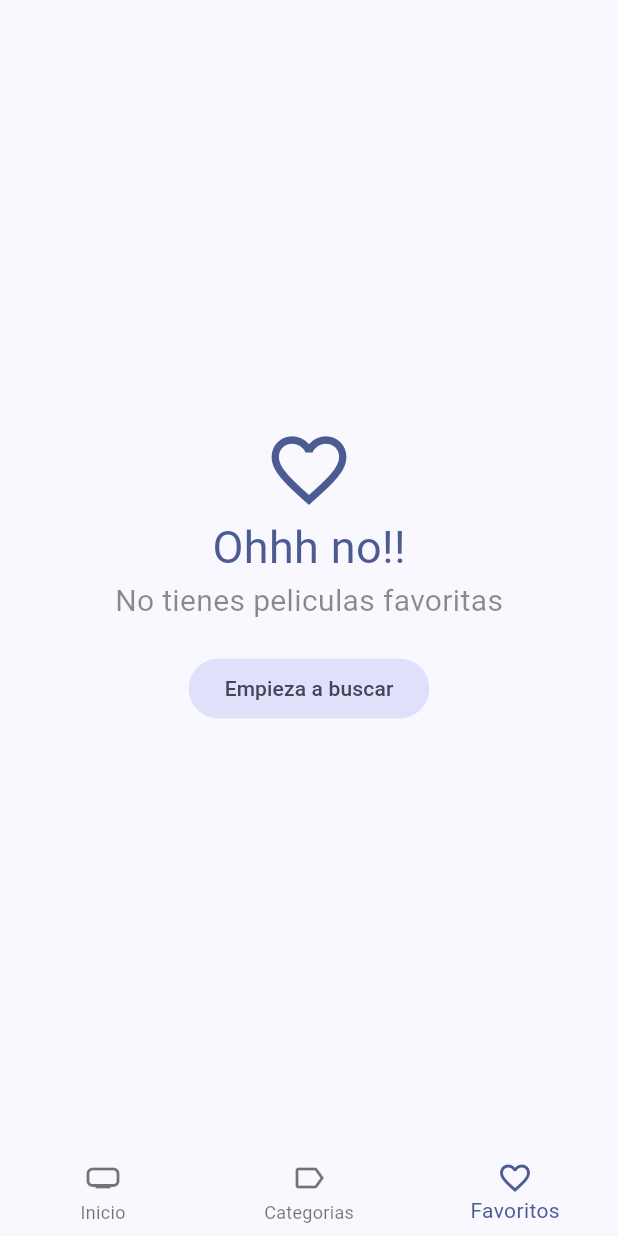
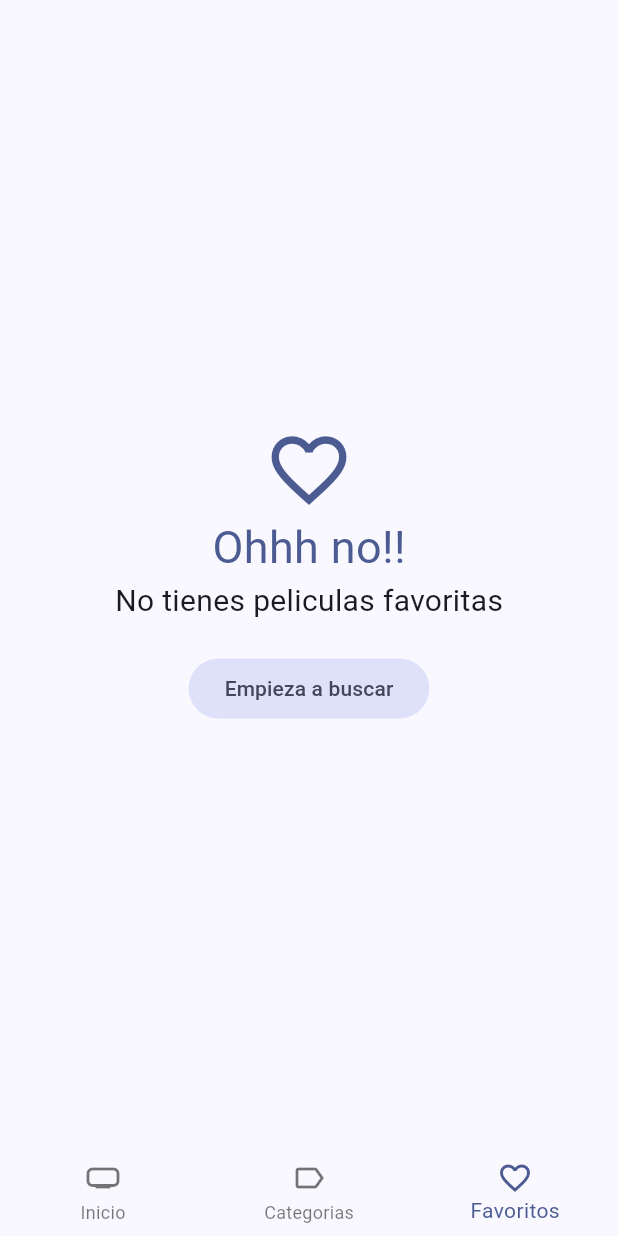
Before and after one commit to AndresSoto97/moviedb-flutter-app, a Flutter app: the FavoritesView screen opened by its route, on a phone screen of 412 x 824 dp. Run offline on Flutter 3.47's test engine with Material 2 defaults, Android fonts, the phone set to English and light mode, and no system bars; our stand-ins replace animate_do, card_swiper, dio, flutter_dotenv, flutter_riverpod, go_router and 1 more; accounts and stored records are empty; generated files the repository leaves out were written again; network calls fail.

Commit message:
design: dark theme

```diff
--- a/lib/config/theme/app_theme.dart
+++ b/lib/config/theme/app_theme.dart
@@ -7,7 +7,8 @@ class AppTheme {
 
   ThemeData getTheme() => ThemeData(
         useMaterial3: true,
-        colorSchemeSeed: const Color(0xFF2862F5),
+        colorSchemeSeed:
+            isDarkTheme ? const Color(0xFF00D8F0) : const Color(0xFF2862F5),
         brightness: isDarkTheme ? Brightness.dark : Brightness.light,
       );
 }
--- a/lib/presentation/views/home_views/favorites_view.dart
+++ b/lib/presentation/views/home_views/favorites_view.dart
@@ -46,9 +46,9 @@ class FavoritesViewState extends ConsumerState<FavoritesView> {
             Icon(Icons.favorite_outline_sharp, size: 60, color: colors.primary),
             Text('Ohhh no!!',
                 style: TextStyle(fontSize: 30, color: colors.primary)),
-            const Text(
+            Text(
               'No tienes peliculas favoritas',
-              style: TextStyle(fontSize: 20, color: Colors.black45),
+              style: TextStyle(fontSize: 20, color: colors.onBackground),
             ),
             const SizedBox(height: 20),
             FilledButton.tonal(
--- a/lib/presentation/widgets/shared/custom_bottom_navigation.dart
+++ b/lib/presentation/widgets/shared/custom_bottom_navigation.dart
@@ -8,10 +8,13 @@ class CustomBottomNavigation extends StatelessWidget {
 
   @override
   Widget build(BuildContext context) {
+    final colors = Theme.of(context).colorScheme;
     return BottomNavigationBar(
       elevation: 0,
       currentIndex: currentChild.currentIndex,
       onTap: (value) => currentChild.goBranch(value),
+      selectedIconTheme: IconThemeData(color: colors.primary),
+      fixedColor: colors.primary,
       items: const [
         BottomNavigationBarItem(
           icon: Icon(Icons.home_max),
```
